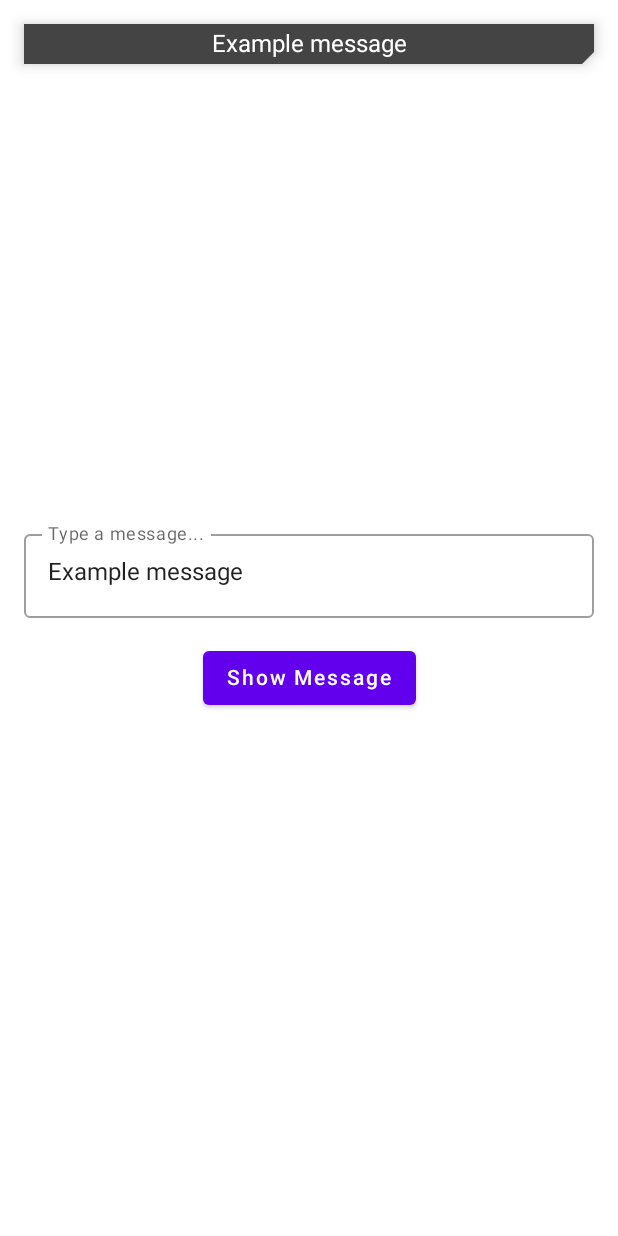
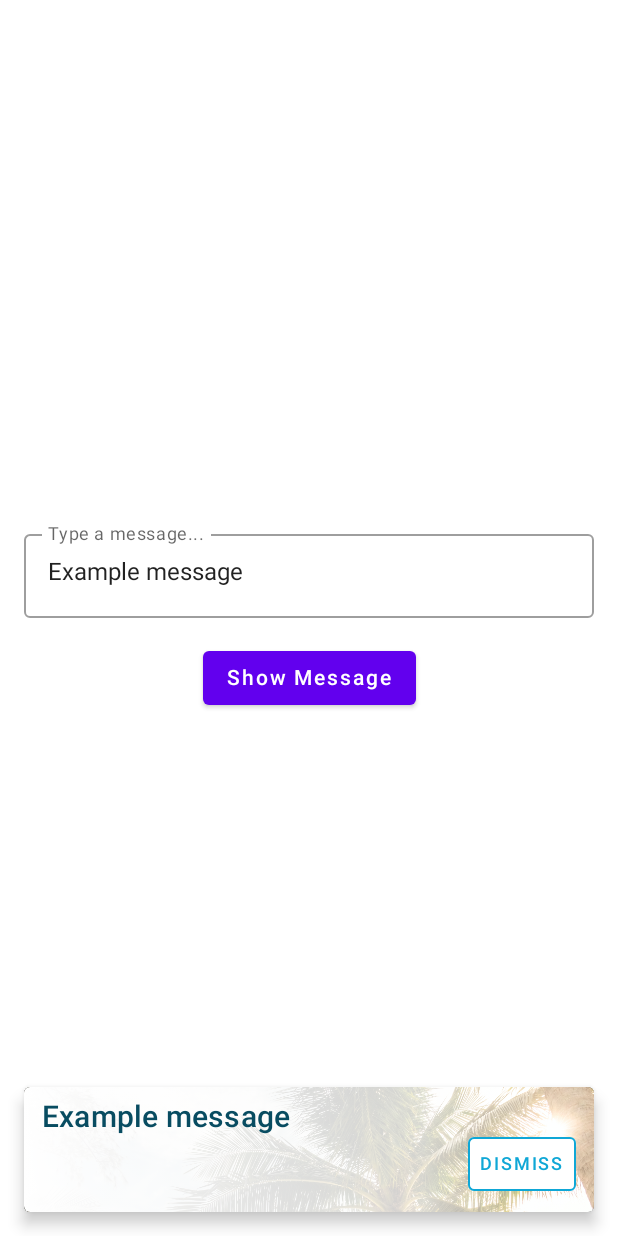
Before and after one commit to radusalagean/info-bar-compose, an Android app built with Jetpack Compose: the screen it shows after launch (MainActivity), after a tap on "Show Message", on a phone screen of 412 x 824 dp. Run offline under Robolectric (Android 15) with nearby library versions, the phone set to English and light mode, and no system bars.

Commit message:
Slot-based InfoBar: Fix Sample project package name Separate InfoBar composables for slot-based and generic support Fix color defaults Sample slot-based custom InfoBar content

```diff
--- a/infobarcompose-sample/build.gradle
+++ b/infobarcompose-sample/build.gradle
@@ -8,7 +8,7 @@ android {
     buildToolsVersion "30.0.3"
 
     defaultConfig {
-        applicationId "com.radusalagean.infobarcompose"
+        applicationId "com.radusalagean.infobarcompose.sample"
         minSdk 21
         targetSdk 30
         versionCode 1
--- a/infobarcompose-sample/src/main/AndroidManifest.xml
+++ b/infobarcompose-sample/src/main/AndroidManifest.xml
@@ -1,6 +1,6 @@
 <?xml version="1.0" encoding="utf-8"?>
 <manifest xmlns:android="http://schemas.android.com/apk/res/android"
-    package="com.radusalagean.infobarcompose">
+    package="com.radusalagean.infobarcompose.sample">
 
     <application
         android:allowBackup="true"
--- a/infobarcompose-sample/src/main/java/com/radusalagean/infobarcompose/MainActivity.kt
+++ /dev/null
@@ -1,75 +0,0 @@
-package com.radusalagean.infobarcompose
-
-import android.os.Bundle
-import androidx.activity.ComponentActivity
-import androidx.activity.compose.setContent
-import androidx.compose.animation.ExperimentalAnimationApi
-import androidx.compose.foundation.layout.*
-import androidx.compose.foundation.shape.CutCornerShape
-import androidx.compose.material.*
-import androidx.compose.runtime.getValue
-import androidx.compose.runtime.setValue
-import androidx.compose.runtime.mutableStateOf
-import androidx.compose.runtime.remember
-import androidx.compose.ui.Alignment
-import androidx.compose.ui.Modifier
-import androidx.compose.ui.unit.dp
-import com.radusalagean.infobarcompose.ui.theme.InfoBarComposeTheme
-
-class MainActivity : ComponentActivity() {
-    @ExperimentalAnimationApi
-    override fun onCreate(savedInstanceState: Bundle?) {
-        super.onCreate(savedInstanceState)
-        setContent {
-            InfoBarComposeTheme {
-                Surface(
-                    modifier = Modifier
-                        .fillMaxSize(),
-                    color = MaterialTheme.colors.background
-                ) {
-                    Box(
-                        Modifier
-                            .fillMaxSize()
-                            .padding(16.dp)
-                    ) {
-                        var infoBarMessage: InfoBarMessage? by remember { mutableStateOf(null) }
-                        Column(
-                            Modifier
-                                .wrapContentHeight()
-                                .align(Alignment.Center)
-                        ) {
-                            var textFieldState by remember { mutableStateOf("Example message") }
-                            OutlinedTextField(
-                                modifier = Modifier.fillMaxWidth(),
-                                value = textFieldState,
-                                onValueChange = { textFieldState = it },
-                                label = { Text("Type a message...") }
-                            )
-                            Button(
-                                modifier = Modifier
-                                    .padding(top = 16.dp)
-                                    .align(Alignment.CenterHorizontally),
-                                onClick = {
-                                    if (textFieldState.isNotBlank()) {
-                                        infoBarMessage = InfoBarMessage(
-                                            textString = textFieldState
-                                        )
-                                    }
-                                }
-                            ) {
-                                Text("Show Message")
-                            }
-                        }
-                        InfoBar(
-                            modifier = Modifier.align(Alignment.TopCenter),
-                            offeredMessage = infoBarMessage,
-                            shape = CutCornerShape(bottomEnd = 8.dp)
-                        ) {
-                            infoBarMessage = null
-                        }
-                    }
-                }
-            }
-        }
-    }
-}
--- /dev/null
+++ b/infobarcompose-sample/src/main/java/com/radusalagean/infobarcompose/sample/MainActivity.kt
@@ -0,0 +1,191 @@
+package com.radusalagean.infobarcompose.sample
+
+import android.os.Bundle
+import androidx.activity.ComponentActivity
+import androidx.activity.compose.setContent
+import androidx.annotation.DrawableRes
+import androidx.compose.animation.ExperimentalAnimationApi
+import androidx.compose.foundation.BorderStroke
+import androidx.compose.foundation.Image
+import androidx.compose.foundation.background
+import androidx.compose.foundation.layout.*
+import androidx.compose.foundation.shape.RoundedCornerShape
+import androidx.compose.material.*
+import androidx.compose.runtime.*
+import androidx.compose.ui.Alignment
+import androidx.compose.ui.Modifier
+import androidx.compose.ui.geometry.Offset
+import androidx.compose.ui.graphics.Brush
+import androidx.compose.ui.graphics.Color
+import androidx.compose.ui.layout.onGloballyPositioned
+import androidx.compose.ui.res.painterResource
+import androidx.compose.ui.text.style.TextOverflow
+import androidx.compose.ui.unit.IntSize
+import androidx.compose.ui.unit.dp
+import androidx.compose.ui.unit.sp
+import com.radusalagean.infobarcompose.BaseInfoBarMessage
+import com.radusalagean.infobarcompose.InfoBar
+import com.radusalagean.infobarcompose.InfoBarMessage
+import com.radusalagean.infobarcompose.InfoBarSlideEffect
+import com.radusalagean.infobarcompose.sample.ui.theme.InfoBarComposeTheme
+
+class MainActivity : ComponentActivity() {
+    @ExperimentalAnimationApi
+    override fun onCreate(savedInstanceState: Bundle?) {
+        super.onCreate(savedInstanceState)
+        setContent {
+            InfoBarComposeTheme {
+                Surface(
+                    modifier = Modifier
+                        .fillMaxSize(),
+                    color = MaterialTheme.colors.background
+                ) {
+                    Box(
+                        Modifier
+                            .fillMaxSize()
+                            .padding(16.dp)
+                    ) {
+                        var infoBarMessage: InfoBarMessage? by remember { mutableStateOf(null) }
+                        var customInfoBarMessage: CustomInfoBarMessage? by remember { mutableStateOf(null) }
+                        Column(
+                            Modifier
+                                .wrapContentHeight()
+                                .align(Alignment.Center)
+                        ) {
+                            var textFieldState by remember { mutableStateOf("Example message") }
+                            OutlinedTextField(
+                                modifier = Modifier.fillMaxWidth(),
+                                value = textFieldState,
+                                onValueChange = { textFieldState = it },
+                                label = { Text("Type a message...") }
+                            )
+                            Button(
+                                modifier = Modifier
+                                    .padding(top = 16.dp)
+                                    .align(Alignment.CenterHorizontally),
+                                onClick = {
+                                    if (textFieldState.isNotBlank()) {
+//                                        infoBarMessage = InfoBarMessage(
+//                                            textString = textFieldState
+//                                        )
+                                        customInfoBarMessage = CustomInfoBarMessage(
+                                            bannerImage = R.drawable.banner_1,
+                                            textString = textFieldState,
+                                            textColor = Color(0XFF084C61),
+                                            actionString = "Dismiss",
+                                            actionColor = Color(0xFF0FA7D6),
+                                            displayTimeSeconds = 4
+                                        ) {
+                                            customInfoBarMessage = null
+                                        }
+//                                        customInfoBarMessage = CustomInfoBarMessage(
+//                                            bannerImage = R.drawable.banner_2,
+//                                            textString = textFieldState,
+//                                            textColor = Color(0xFFA80D0D),
+//                                            actionString = "Dismiss",
+//                                            actionColor = Color(0xFFF03535),
+//                                            displayTimeSeconds = 4
+//                                        ) {
+//                                            customInfoBarMessage = null
+//                                        }
+                                    }
+                                }
+                            ) {
+                                Text("Show Message")
+                            }
+                        }
+                        InfoBar(
+                            modifier = Modifier.align(Alignment.BottomCenter),
+                            offeredMessage = customInfoBarMessage,
+                            content = contentComposable,
+                            slideEffect = InfoBarSlideEffect.FROM_BOTTOM
+                        ) {
+                            customInfoBarMessage = null
+                        }
+//                        InfoBar(
+//                            modifier = Modifier.align(Alignment.BottomCenter),
+//                            offeredMessage = infoBarMessage,
+//                            shape = CutCornerShape(bottomEnd = 8.dp),
+//                            slideEffect = InfoBarSlideEffect.FROM_BOTTOM
+//                        ) {
+//                            infoBarMessage = null
+//                        }
+                    }
+                }
+            }
+        }
+    }
+}
+
+private val contentComposable: @Composable (CustomInfoBarMessage) -> Unit = { message ->
+    Box {
+        var imageSize by remember { mutableStateOf(IntSize.Zero) }
+        val gradient = Brush.linearGradient(
+            start = Offset.Zero,
+            end = Offset(x = imageSize.width.toFloat(), y = 0f),
+            colorStops = arrayOf(
+                0f to Color.White,
+                0.7f to Color.White.copy(alpha = 0.8f),
+                0.9f to Color.White.copy(alpha = 0.4f),
+                1f to Color.White.copy(alpha = 0.3f)
+            )
+        )
+        Image( // TODO fix landscape scale
+            modifier = Modifier
+                .fillMaxWidth()
+                .onGloballyPositioned { imageSize = it.size },
+            painter = painterResource(message.bannerImage),
+            contentDescription = "Banner"
+        )
+        Row(
+            modifier = Modifier
+                .matchParentSize()
+                .background(gradient)
+                .padding(
+                    horizontal = 12.dp,
+                    vertical = 8.dp
+                )
+        ) {
+            Text(
+                text = message.textString,
+                color = message.textColor ?: Color.DarkGray,
+                modifier = Modifier
+                    .align(Alignment.Top)
+                    .weight(1f)
+                    .padding(end = 8.dp),
+                maxLines = 2,
+                overflow = TextOverflow.Ellipsis,
+                style = MaterialTheme.typography.h6
+            )
+            TextButton(
+                modifier = Modifier.align(Alignment.Bottom),
+                onClick = message.onAction,
+                shape = RoundedCornerShape(4.dp),
+                border = BorderStroke(
+                    width = 1.dp,
+                    color = message.actionColor ?: Color.Gray
+                ),
+                colors = ButtonDefaults.textButtonColors(
+                    contentColor = message.actionColor ?: Color.Gray,
+                    backgroundColor = message.actionBackgroundColor ?: Color.White
+                )
+            ) {
+                Text(
+                    text = message.actionString.uppercase(),
+                    fontSize = 12.sp
+                )
+            }
+        }
+    }
+}
+
+class CustomInfoBarMessage(
+    @DrawableRes val bannerImage: Int,
+    val textString: String,
+    val textColor: Color? = null,
+    val actionString: String,
+    val actionColor: Color? = null,
+    val actionBackgroundColor: Color? = null,
+    override val displayTimeSeconds: Int? = 4,
+    val onAction: () -> Unit
+) : BaseInfoBarMessage()
--- a/infobarcompose-sample/src/main/java/com/radusalagean/infobarcompose/ui/theme/Color.kt
+++ b/infobarcompose-sample/src/main/java/com/radusalagean/infobarcompose/sample/ui/theme/Color.kt
@@ -1,4 +1,4 @@
-package com.radusalagean.infobarcompose.ui.theme
+package com.radusalagean.infobarcompose.sample.ui.theme
 
 import androidx.compose.ui.graphics.Color
 
--- a/infobarcompose-sample/src/main/java/com/radusalagean/infobarcompose/ui/theme/Shape.kt
+++ b/infobarcompose-sample/src/main/java/com/radusalagean/infobarcompose/sample/ui/theme/Shape.kt
@@ -1,4 +1,4 @@
-package com.radusalagean.infobarcompose.ui.theme
+package com.radusalagean.infobarcompose.sample.ui.theme
 
 import androidx.compose.foundation.shape.RoundedCornerShape
 import androidx.compose.material.Shapes
--- a/infobarcompose-sample/src/main/java/com/radusalagean/infobarcompose/ui/theme/Theme.kt
+++ b/infobarcompose-sample/src/main/java/com/radusalagean/infobarcompose/sample/ui/theme/Theme.kt
@@ -1,4 +1,4 @@
-package com.radusalagean.infobarcompose.ui.theme
+package com.radusalagean.infobarcompose.sample.ui.theme
 
 import androidx.compose.foundation.isSystemInDarkTheme
 import androidx.compose.material.MaterialTheme
--- a/infobarcompose-sample/src/main/java/com/radusalagean/infobarcompose/ui/theme/Type.kt
+++ b/infobarcompose-sample/src/main/java/com/radusalagean/infobarcompose/sample/ui/theme/Type.kt
@@ -1,4 +1,4 @@
-package com.radusalagean.infobarcompose.ui.theme
+package com.radusalagean.infobarcompose.sample.ui.theme
 
 import androidx.compose.material.Typography
 import androidx.compose.ui.text.TextStyle
--- /dev/null
+++ b/infobarcompose/src/main/java/com/radusalagean/infobarcompose/BaseInfoBarMessage.kt
@@ -0,0 +1,8 @@
+package com.radusalagean.infobarcompose
+
+import androidx.compose.ui.graphics.Color
+
+abstract class BaseInfoBarMessage {
+    open val backgroundColor: Color? = null
+    open val displayTimeSeconds: Int? = 4
+}
--- a/infobarcompose/src/main/java/com/radusalagean/infobarcompose/InfoBar.kt
+++ b/infobarcompose/src/main/java/com/radusalagean/infobarcompose/InfoBar.kt
@@ -15,7 +15,6 @@ import androidx.compose.runtime.LaunchedEffect
 import androidx.compose.ui.Modifier
 import androidx.compose.ui.graphics.Color
 import androidx.compose.ui.graphics.Shape
-import androidx.compose.ui.res.stringResource
 import androidx.compose.ui.text.TextStyle
 import androidx.compose.ui.text.font.FontFamily
 import androidx.compose.ui.text.font.FontStyle
@@ -34,41 +33,28 @@ const val SHOW_DELAY = 200L
 
 @ExperimentalAnimationApi
 @Composable
-fun InfoBar(
+fun <T : BaseInfoBarMessage> InfoBar(
     modifier: Modifier = Modifier,
-    offeredMessage: InfoBarMessage?,
+    offeredMessage: T?,
     elevation: Dp = 6.dp,
     shape: Shape = MaterialTheme.shapes.small,
     backgroundColor: Color? = null,
-    textPadding: InfoBarPadding = InfoBarPadding.default,
-    textColor: Color? = null,
-    textFontSize: TextUnit = 16.sp,
-    textFontStyle: FontStyle? = null,
-    textFontWeight: FontWeight? = null,
-    textFontFamily: FontFamily? = null,
-    textLetterSpacing: TextUnit = TextUnit.Unspecified,
-    textDecoration: TextDecoration? = null,
-    textAlign: TextAlign? = TextAlign.Center,
-    textLineHeight: TextUnit = TextUnit.Unspecified,
-    textMaxLines: Int = 5,
-    textStyle: TextStyle = LocalTextStyle.current,
+    content: @Composable (T) -> Unit,
     fadeEffect: Boolean = true,
     slideEffect: InfoBarSlideEffect = InfoBarSlideEffect.FROM_TOP,
     enterTransitionMillis: Int = 150,
     exitTransitionMillis: Int = 250,
     onMessageTimeout: () -> Unit
 ) {
-    val displayedMessage: MutableState<InfoBarMessage?> = remember { mutableStateOf(null) }
+    val displayedMessage: MutableState<T?> = remember { mutableStateOf(null) }
     val isShown: MutableState<Boolean> = remember { mutableStateOf(false) }
-    offeredMessage?.let { offeredMessage ->
     LaunchedEffect(offeredMessage) {
-            showMessage(
+        handleOfferedMessage(
             offeredMessage = offeredMessage,
             displayedMessage = displayedMessage,
             isShown = isShown,
             onMessageTimeout = onMessageTimeout
         )
-        }
     }
     var enterTransition = EnterTransition.None
     var exitTransition = ExitTransition.None
@@ -122,8 +108,42 @@ fun InfoBar(
             Surface(
                 elevation = elevation,
                 shape = shape,
-                color = message.backgroundColor ?: backgroundColor ?: Color.DarkGray
+                color = message.backgroundColor ?: backgroundColor ?: SnackbarDefaults.backgroundColor,
+                contentColor = MaterialTheme.colors.surface
             ) {
+                content(message)
+            }
+        }
+    }
+}
+
+@ExperimentalAnimationApi
+@Composable
+fun InfoBar(
+    modifier: Modifier = Modifier,
+    offeredMessage: InfoBarMessage?,
+    elevation: Dp = 6.dp,
+    shape: Shape = MaterialTheme.shapes.small,
+    backgroundColor: Color? = null,
+    textPadding: InfoBarPadding = InfoBarPadding.default,
+    textColor: Color? = null,
+    textFontSize: TextUnit = 16.sp,
+    textFontStyle: FontStyle? = null,
+    textFontWeight: FontWeight? = null,
+    textFontFamily: FontFamily? = null,
+    textLetterSpacing: TextUnit = TextUnit.Unspecified,
+    textDecoration: TextDecoration? = null,
+    textAlign: TextAlign? = TextAlign.Center,
+    textLineHeight: TextUnit = TextUnit.Unspecified,
+    textMaxLines: Int = 5,
+    textStyle: TextStyle = LocalTextStyle.current,
+    fadeEffect: Boolean = true,
+    slideEffect: InfoBarSlideEffect = InfoBarSlideEffect.FROM_TOP,
+    enterTransitionMillis: Int = 150,
+    exitTransitionMillis: Int = 250,
+    onMessageTimeout: () -> Unit
+) {
+    val contentComposable: @Composable (InfoBarMessage) -> Unit = { message ->
         Text(
             modifier = Modifier.padding(
                 start = textPadding.start,
@@ -132,7 +152,7 @@ fun InfoBar(
                 bottom = textPadding.bottom
             ),
             text = message.textString,
-                    color = message.textColor ?: textColor ?: Color.White,
+            color = message.textColor ?: textColor ?: MaterialTheme.colors.surface,
             fontSize = textFontSize,
             fontStyle = textFontStyle,
             fontWeight = textFontWeight,
@@ -146,19 +166,31 @@ fun InfoBar(
             style = textStyle
         )
     }
-        }
-    }
+    InfoBar(
+        modifier = modifier,
+        offeredMessage = offeredMessage,
+        elevation = elevation,
+        shape = shape,
+        backgroundColor = backgroundColor,
+        content = contentComposable,
+        fadeEffect = fadeEffect,
+        slideEffect = slideEffect,
+        enterTransitionMillis = enterTransitionMillis,
+        exitTransitionMillis = exitTransitionMillis,
+        onMessageTimeout = onMessageTimeout
+    )
 }
 
-private suspend fun showMessage(
-    offeredMessage: InfoBarMessage,
-    displayedMessage: MutableState<InfoBarMessage?>,
+private suspend fun <T : BaseInfoBarMessage> handleOfferedMessage(
+    offeredMessage: T?,
+    displayedMessage: MutableState<T?>,
     isShown: MutableState<Boolean>,
     onMessageTimeout: () -> Unit
 ) {
     isShown.value = false
     delay(SHOW_DELAY)
     displayedMessage.value = offeredMessage
+    if (offeredMessage == null) return
     isShown.value = true
     val delayTime = offeredMessage.displayTimeSeconds
         .takeUnless { it == null || it <= 0 }?.toLong() ?: Long.MAX_VALUE
--- a/infobarcompose/src/main/java/com/radusalagean/infobarcompose/InfoBarMessage.kt
+++ b/infobarcompose/src/main/java/com/radusalagean/infobarcompose/InfoBarMessage.kt
@@ -2,10 +2,9 @@ package com.radusalagean.infobarcompose
 
 import androidx.compose.ui.graphics.Color
 
-data class InfoBarMessage(
+class InfoBarMessage(
     val textString: String,
     val textColor: Color? = null,
-    val backgroundColor: Color? = null,
-    val displayTimeSeconds: Int? = 4,
-    val creationTime: Long = System.currentTimeMillis()
-)
+    override val backgroundColor: Color? = null,
+    override val displayTimeSeconds: Int? = 4
+) : BaseInfoBarMessage()
```
Also changed, not shown: infobarcompose-sample/src/main/res/drawable-nodpi/banner_1.png (added), 2 other files. Lines whose indentation alone changed are shown as unchanged.
